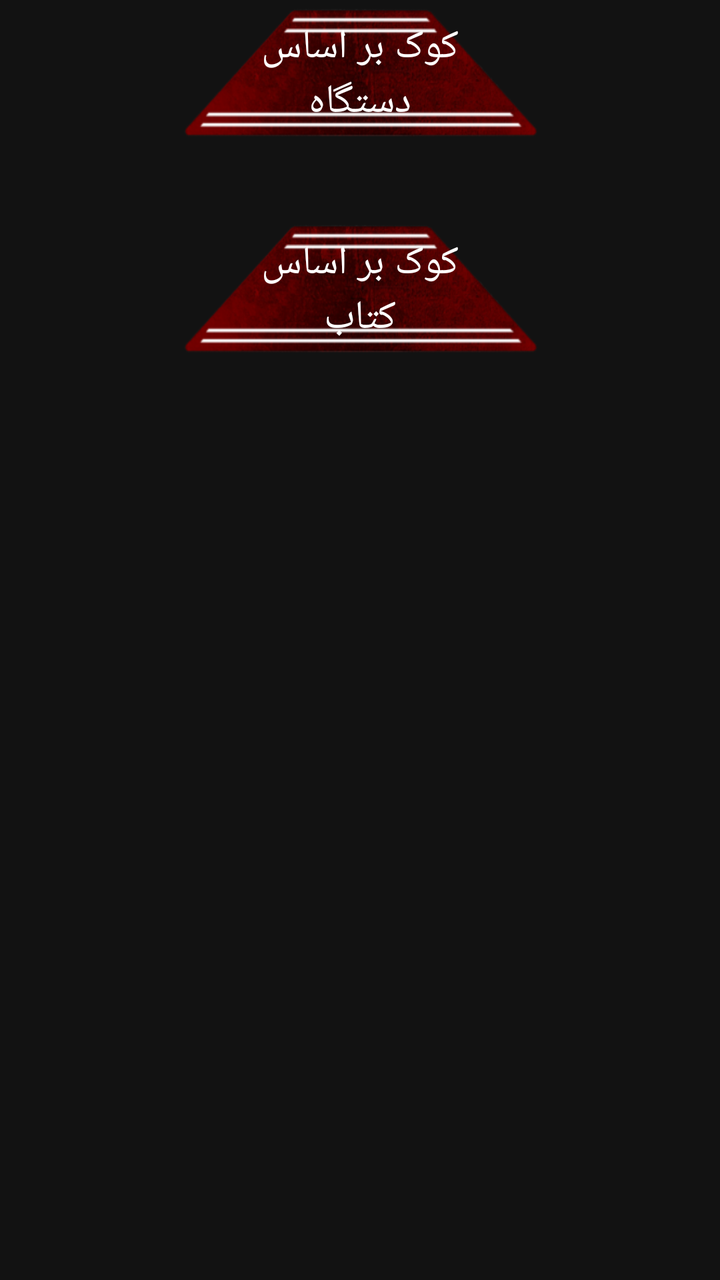
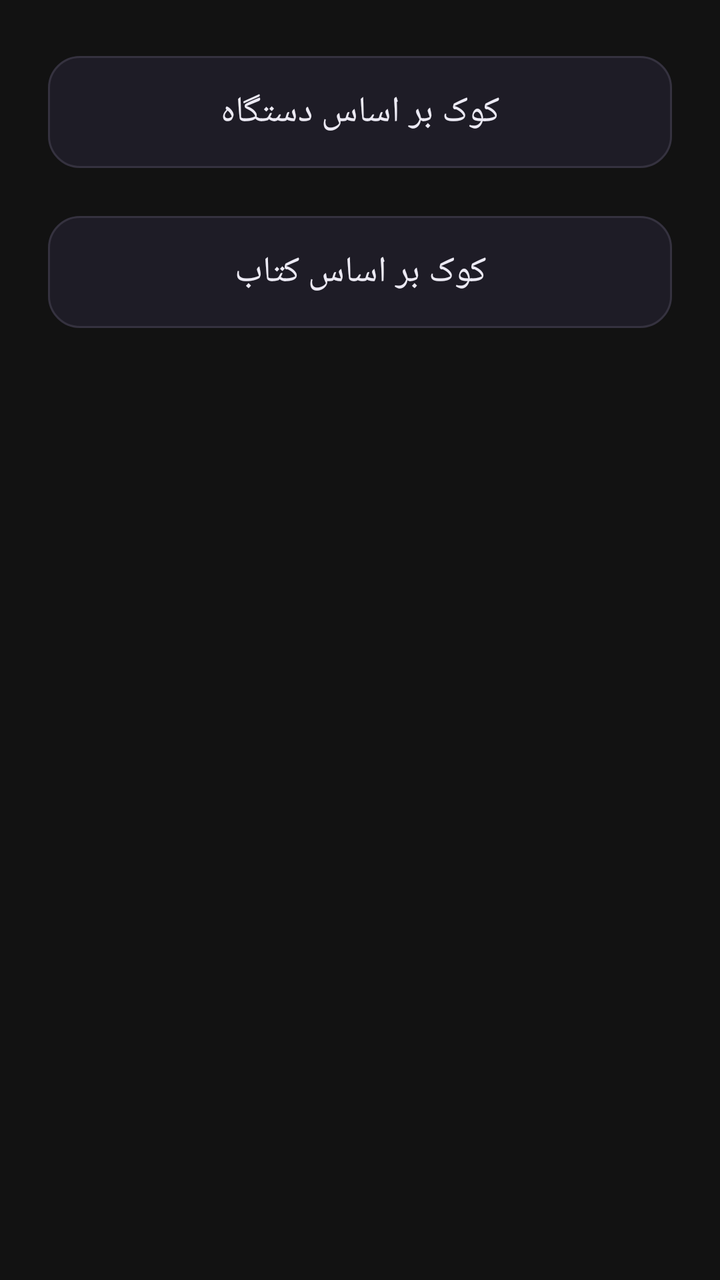

Screens rendered from an Android XML layout before and after an edit, with the pre-edit source and the edit as a unified diff.
<!-- AndroidManifest.xml: application theme Apptheme -->
<!-- res/layout/activity_kook_type.xml -->
<LinearLayout xmlns:android="http://schemas.android.com/apk/res/android"
    xmlns:tools="http://schemas.android.com/tools"
    android:layout_width="match_parent"
    android:layout_height="match_parent"
    android:orientation="vertical"

    tools:context="${packageName}.${activityClass}" >

    <Button
        android:id="@+id/button_dastgah"
        android:layout_width="182dp"
        android:layout_height="70dp"
        android:layout_gravity="center"
        android:background="@drawable/custom"
        android:text="کوک بر اساس دستگاه"
        android:textColor="@color/white" 
         android:textSize="20sp" />

    <Button
        android:id="@+id/button_ketab"
        android:layout_width="182dp"
        android:layout_height="70dp"
        android:layout_gravity="center"
        android:layout_marginTop="38dp"
        android:background="@drawable/custom"
        android:text="کوک بر اساس کتاب"
        android:textColor="@color/white"
         android:textSize="20sp"  />
    
</LinearLayout>
<!-- resources referenced by this layout -->
<resources>
  <item name="white" type="color">#FFFFFFFF</item>
  <!-- drawable custom (drawable) -->
  <?xml version="1.0" encoding="utf-8"?>
  <selector
    xmlns:android="http://schemas.android.com/apk/res/android">
      <item android:state_pressed="true" android:drawable="@drawable/button_s"  />
      <item android:drawable="@drawable/button" />
  </selector>
  <style name="Apptheme" parent="AppTheme.Base">
          
  
  
      </style>
  <!-- drawable button_s: png bitmap (drawable, 40708 bytes) -->
  <!-- drawable button: png bitmap (drawable, 41018 bytes) -->
  <style name="AppTheme.Base" parent="Theme.Material3.DayNight.NoActionBar">
      <item name="colorPrimary">@color/primaryColor</item>
      <item name="colorPrimaryDark">@color/primaryColorDark</item>
      <item name="colorAccent">@color/accentColor</item>
      <item name="android:windowBackground">@color/windowBackground</item>
          <item name="android:popupBackground">@color/windowBackground</item>
          
          <item name="materialButtonStyle">@style/Widget.App.Button</item>
          <item name="buttonStyle">@style/Widget.App.Button.Legacy</item>
      </style>
  <color name="primaryColor">#4A5FD9</color>
  <color name="primaryColorDark">#2E3A99</color>
  <color name="accentColor">#D4AF37</color>
  <color name="windowBackground">#121212</color>
  <style name="Widget.App.Button" parent="Widget.Material3.Button">
          <item name="backgroundTint">@null</item>
      </style>
  <style name="Widget.App.Button.Legacy" parent="android:Widget.Button">
          <item name="android:backgroundTint">@null</item>
      </style>
</resources>

<!-- the commit's change to res/layout/activity_kook_type.xml (unified diff, before → after) -->
@@ -1,30 +1,53 @@
+<?xml version="1.0" encoding="utf-8"?>
 <LinearLayout xmlns:android="http://schemas.android.com/apk/res/android"
+    xmlns:app="http://schemas.android.com/apk/res-auto"
     xmlns:tools="http://schemas.android.com/tools"
     android:layout_width="match_parent"
     android:layout_height="match_parent"
     android:orientation="vertical"
+    android:layoutDirection="rtl"
+    android:fitsSystemWindows="true"
+    android:background="@color/windowBackground"
+    tools:context=".KookType">
 
-    tools:context="${packageName}.${activityClass}" >
+    <ScrollView
+        android:layout_width="match_parent"
+        android:layout_height="match_parent"
+        android:fillViewport="true">
 
-    <Button
-        android:id="@+id/button_dastgah"
-        android:layout_width="182dp"
-        android:layout_height="70dp"
-        android:layout_gravity="center"
-        android:background="@drawable/custom"
-        android:text="کوک بر اساس دستگاه"
-        android:textColor="@color/white" 
-         android:textSize="20sp" />
+        <LinearLayout
+            android:layout_width="match_parent"
+            android:layout_height="wrap_content"
+            android:orientation="vertical"
+            android:gravity="center_horizontal"
+            android:padding="24dp">
 
-    <Button
-        android:id="@+id/button_ketab"
-        android:layout_width="182dp"
-        android:layout_height="70dp"
-        android:layout_gravity="center"
-        android:layout_marginTop="38dp"
-        android:background="@drawable/custom"
-        android:text="کوک بر اساس کتاب"
-        android:textColor="@color/white"
-         android:textSize="20sp"  />
-    
+            <com.google.android.material.button.MaterialButton
+                android:id="@+id/button_dastgah"
+                style="@style/Widget.Material3.Button.TonalButton"
+                android:layout_width="match_parent"
+                android:layout_height="64dp"
+                android:text="کوک بر اساس دستگاه"
+                android:textSize="18sp"
+                android:textColor="@color/onSurface"
+                app:cornerRadius="16dp"
+                app:backgroundTint="@color/cardColor"
+                app:strokeColor="@color/cardStroke"
+                app:strokeWidth="1dp" />
+
+            <com.google.android.material.button.MaterialButton
+                android:id="@+id/button_ketab"
+                style="@style/Widget.Material3.Button.TonalButton"
+                android:layout_width="match_parent"
+                android:layout_height="64dp"
+                android:layout_marginTop="16dp"
+                android:text="کوک بر اساس کتاب"
+                android:textSize="18sp"
+                android:textColor="@color/onSurface"
+                app:cornerRadius="16dp"
+                app:backgroundTint="@color/cardColor"
+                app:strokeColor="@color/cardStroke"
+                app:strokeWidth="1dp" />
+        </LinearLayout>
+    </ScrollView>
 </LinearLayout>
<!-- resource entries referenced after the edit -->
@@ -1,29 +1,25 @@
 <!-- resources referenced by this layout -->
 <resources>
-  <item name="white" type="color">#FFFFFFFF</item>
-  <!-- drawable custom (drawable) -->
-  <?xml version="1.0" encoding="utf-8"?>
-  <selector
-    xmlns:android="http://schemas.android.com/apk/res/android">
-      <item android:state_pressed="true" android:drawable="@drawable/button_s"  />
-      <item android:drawable="@drawable/button" />
-  </selector>
+  <color name="cardColor">#FF1E1C26</color>
+  <color name="cardStroke">#FF35323F</color>
+  <color name="onSurface">#FFECEAF4</color>
   <style name="Apptheme" parent="AppTheme.Base">
-          
-  
-  
+          <item name="preferenceTheme">@style/PreferenceThemeOverlay.App</item>
       </style>
-  <!-- drawable button_s: png bitmap (drawable, 40708 bytes) -->
-  <!-- drawable button: png bitmap (drawable, 41018 bytes) -->
   <style name="AppTheme.Base" parent="Theme.Material3.DayNight.NoActionBar">
       <item name="colorPrimary">@color/primaryColor</item>
       <item name="colorPrimaryDark">@color/primaryColorDark</item>
       <item name="colorAccent">@color/accentColor</item>
       <item name="android:windowBackground">@color/windowBackground</item>
-          <item name="android:popupBackground">@color/windowBackground</item>
+          <item name="android:popupBackground">@color/cardColor</item>
+          <item name="android:textColorPrimary">@color/onSurface</item>
           
           <item name="materialButtonStyle">@style/Widget.App.Button</item>
           <item name="buttonStyle">@style/Widget.App.Button.Legacy</item>
+      </style>
+  <style name="PreferenceThemeOverlay.App" parent="PreferenceThemeOverlay.v14.Material">
+          <item name="android:textColorPrimary">@color/onSurface</item>
+          <item name="android:textColorSecondary">@color/onSurfaceVariant</item>
       </style>
   <color name="primaryColor">#4A5FD9</color>
   <color name="primaryColorDark">#2E3A99</color>
@@ -35,5 +31,6 @@
   <style name="Widget.App.Button.Legacy" parent="android:Widget.Button">
           <item name="android:backgroundTint">@null</item>
       </style>
+  <color name="onSurfaceVariant">#FFC7C3D2</color>
 </resources>
 
